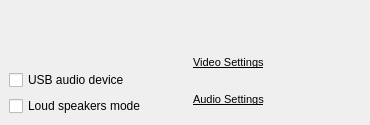
The window that wengophone/src/presentation/qt/WengoPhoneWindowConfigPanel.ui (tkrotoff/WengoPhone) describes before a commit, drawn with Qt 5.
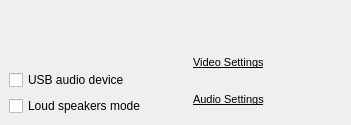
The same window after the commit. Icons and pictures are not drawn. Custom widgets are drawn as their Qt base class.

```diff
--- a/wengophone/src/presentation/qt/WengoPhoneWindowConfigPanel.ui
+++ b/wengophone/src/presentation/qt/WengoPhoneWindowConfigPanel.ui
@@ -8,7 +8,7 @@
    <rect>
     <x>0</x>
     <y>0</y>
-    <width>370</width>
+    <width>351</width>
     <height>125</height>
    </rect>
   </property>
```
Left out of the diff: 4 changed lines with no effect on the pictures.
